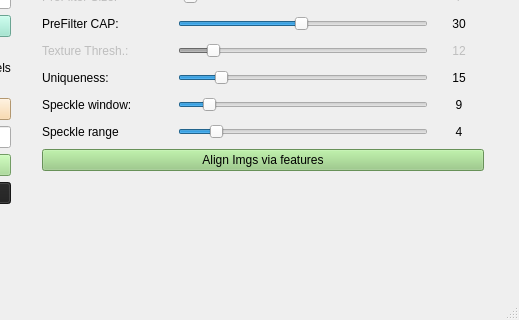
Before: the Qt Designer form SegmentationHelper/mainwindow.ui in yudanaz/masterthesis, drawn with Qt 5; both pictures show x 489 to 1008 and y 191 to 511 of the 1008 by 511 pixel window.
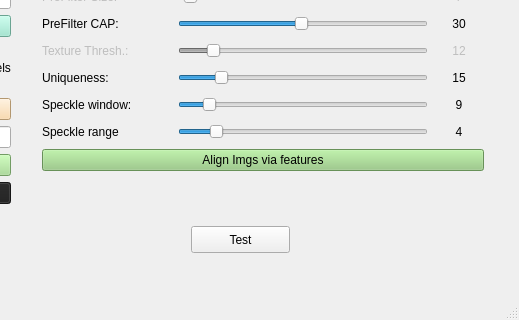
After: the same form once the commit is applied.

```diff
--- a/SegmentationHelper/mainwindow.ui
+++ b/SegmentationHelper/mainwindow.ui
@@ -1055,6 +1055,19 @@
      </item>
     </layout>
    </widget>
+   <widget class="QPushButton" name="pushButton_test">
+    <property name="geometry">
+     <rect>
+      <x>680</x>
+      <y>400</y>
+      <width>99</width>
+      <height>27</height>
+     </rect>
+    </property>
+    <property name="text">
+     <string>Test</string>
+    </property>
+   </widget>
   </widget>
   <widget class="QMenuBar" name="menuBar">
    <property name="geometry">
```
